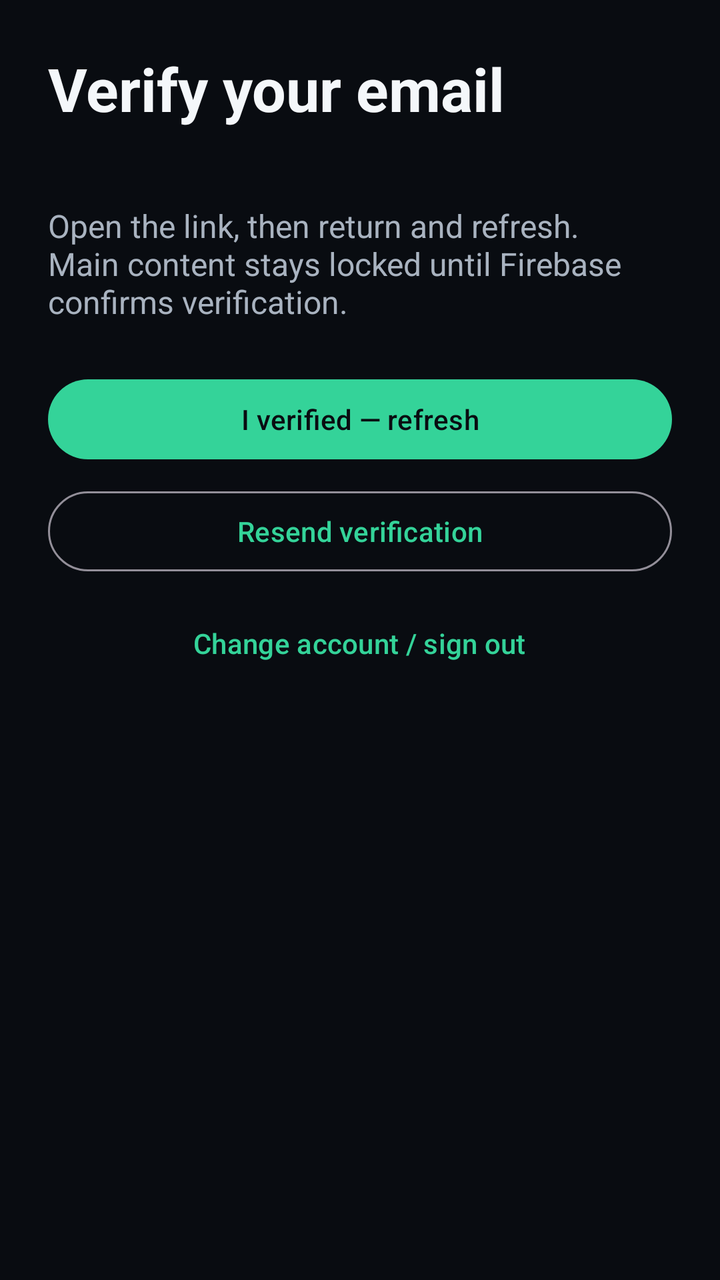
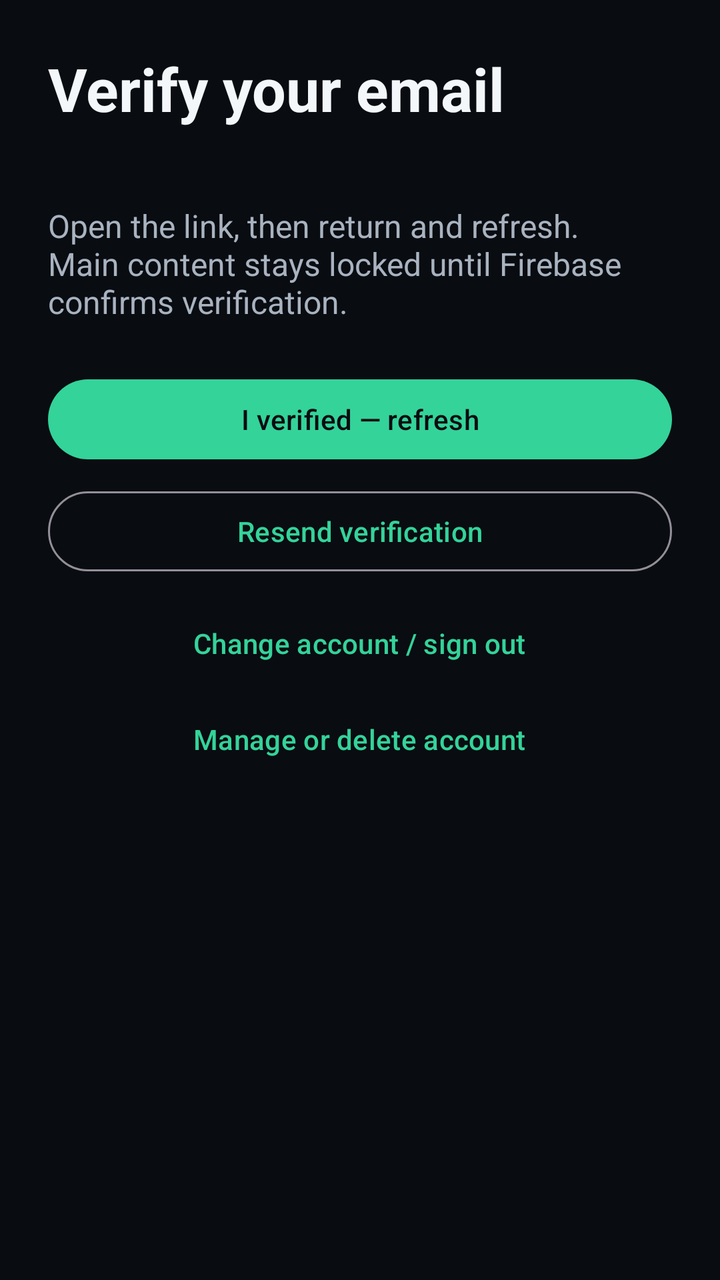

Compare the two renders of this Android layout. The source of the first and the diff that turns it into the second are given below.
<!-- AndroidManifest.xml: application theme Theme.Prottasha -->
<!-- res/layout/fragment_verify_email.xml -->
<?xml version="1.0" encoding="utf-8"?>
<LinearLayout xmlns:android="http://schemas.android.com/apk/res/android"
    style="@style/Widget.Material3.CardView.Filled"
    android:layout_width="match_parent"
    android:layout_height="match_parent"
    android:gravity="center_horizontal"
    android:orientation="vertical"
    android:padding="@dimen/spacing_large">

    <TextView
        android:id="@+id/auth_verify_title"
        android:layout_width="match_parent"
        android:layout_height="wrap_content"
        android:text="@string/auth_verify_title"
        android:textColor="@color/color_text_primary"
        android:textSize="@dimen/text_display"
        android:textStyle="bold" />

    <TextView
        android:id="@+id/auth_verification_email"
        android:layout_width="match_parent"
        android:layout_height="wrap_content"
        android:layout_marginTop="@dimen/spacing_small"
        android:textColor="@color/color_text_secondary"
        android:textSize="@dimen/text_body" />

    <TextView
        android:id="@+id/auth_verification_status"
        android:layout_width="match_parent"
        android:layout_height="wrap_content"
        android:layout_marginTop="@dimen/spacing_small"
        android:accessibilityLiveRegion="polite"
        android:text="@string/auth_verify_instructions"
        android:textColor="@color/color_text_secondary"
        android:textSize="@dimen/text_body" />

    <com.google.android.material.button.MaterialButton
        android:id="@+id/auth_refresh_verification_button"
        style="@style/Widget.Prottasha.Button.Pill"
        android:layout_width="match_parent"
        android:layout_height="wrap_content"
        android:layout_marginTop="@dimen/spacing_large"
        android:minHeight="@dimen/touch_target_min"
        android:text="@string/auth_refresh_verification" />

    <com.google.android.material.button.MaterialButton
        android:id="@+id/auth_resend_verification_button"
        style="@style/Widget.Material3.Button.OutlinedButton"
        android:layout_width="match_parent"
        android:layout_height="wrap_content"
        android:layout_marginTop="@dimen/spacing_small"
        android:minHeight="@dimen/touch_target_min"
        android:text="@string/auth_resend_verification" />

    <com.google.android.material.button.MaterialButton
        android:id="@+id/auth_sign_out_button"
        style="@style/Widget.Material3.Button.TextButton"
        android:layout_width="wrap_content"
        android:layout_height="wrap_content"
        android:layout_marginTop="@dimen/spacing_small"
        android:minHeight="@dimen/touch_target_min"
        android:text="@string/auth_change_account" />

</LinearLayout>
<!-- resources referenced by this layout -->
<resources>
  <color name="color_text_primary">#F4F7FA</color>
  <color name="color_text_secondary">#A9B3C0</color>
  <dimen name="spacing_large">24dp</dimen>
  <dimen name="spacing_small">8dp</dimen>
  <dimen name="text_body">16sp</dimen>
  <dimen name="text_display">30sp</dimen>
  <dimen name="touch_target_min">48dp</dimen>
  <string name="auth_change_account">Change account / sign out</string>
  <string name="auth_refresh_verification">I verified — refresh</string>
  <string name="auth_resend_verification">Resend verification</string>
  <string name="auth_verify_instructions">Open the link, then return and refresh. Main content stays locked until Firebase confirms verification.</string>
  <string name="auth_verify_title">Verify your email</string>
  <style name="Widget.Prottasha.Button.Pill" parent="Widget.Material3.Button">
          <item name="android:textColor">@color/color_on_hope</item>
          <item name="cornerRadius">@dimen/pill_button_radius</item>
          <item name="backgroundTint">@color/color_hope</item>
      </style>
  <style name="Theme.Prottasha" parent="Theme.Material3.Dark.NoActionBar">
          <item name="android:windowBackground">@color/color_background</item>
          <item name="android:colorBackground">@color/color_background</item>
          <item name="colorSurface">@color/color_surface</item>
          <item name="colorSurfaceVariant">@color/color_surface_raised</item>
          <item name="colorPrimary">@color/color_hope</item>
          <item name="colorOnPrimary">@color/color_on_hope</item>
          <item name="colorSecondary">@color/color_identity</item>
          <item name="colorOnSecondary">@color/color_on_identity</item>
          <item name="colorError">@color/color_crisis</item>
          <item name="colorOnError">@color/color_on_crisis</item>
          <item name="android:textColorPrimary">@color/color_text_primary</item>
          <item name="android:textColorSecondary">@color/color_text_secondary</item>
          <item name="android:navigationBarColor">@color/color_background</item>
          <item name="android:statusBarColor">@color/color_background</item>
          <item name="android:windowLightStatusBar">false</item>
      </style>
  <color name="color_on_hope">#090C11</color>
  <dimen name="pill_button_radius">28dp</dimen>
  <color name="color_hope">#34D399</color>
  <color name="color_background">#090C11</color>
  <color name="color_surface">#151A22</color>
  <color name="color_surface_raised">#202833</color>
  <color name="color_identity">#7C8DFF</color>
  <color name="color_on_identity">#090C11</color>
  <color name="color_crisis">#F87171</color>
  <color name="color_on_crisis">#090C11</color>
</resources>

<!-- the commit's change to res/layout/fragment_verify_email.xml (unified diff, before → after) -->
@@ -61,4 +61,12 @@
         android:minHeight="@dimen/touch_target_min"
         android:text="@string/auth_change_account" />
 
+    <com.google.android.material.button.MaterialButton
+        android:id="@+id/auth_manage_account_button"
+        style="@style/Widget.Material3.Button.TextButton"
+        android:layout_width="wrap_content"
+        android:layout_height="wrap_content"
+        android:minHeight="@dimen/touch_target_min"
+        android:text="@string/auth_manage_account" />
+
 </LinearLayout>
<!-- resource entries referenced after the edit -->
@@ -8,6 +8,7 @@
   <dimen name="text_display">30sp</dimen>
   <dimen name="touch_target_min">48dp</dimen>
   <string name="auth_change_account">Change account / sign out</string>
+  <string name="auth_manage_account">Manage or delete account</string>
   <string name="auth_refresh_verification">I verified — refresh</string>
   <string name="auth_resend_verification">Resend verification</string>
   <string name="auth_verify_instructions">Open the link, then return and refresh. Main content stays locked until Firebase confirms verification.</string>
